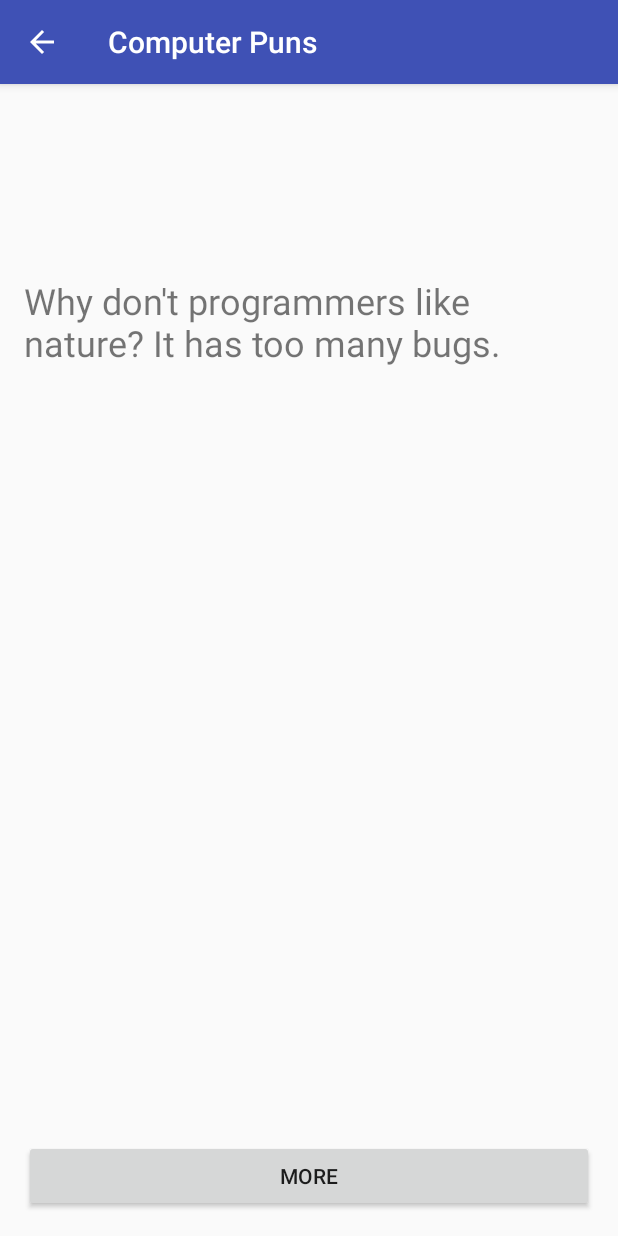
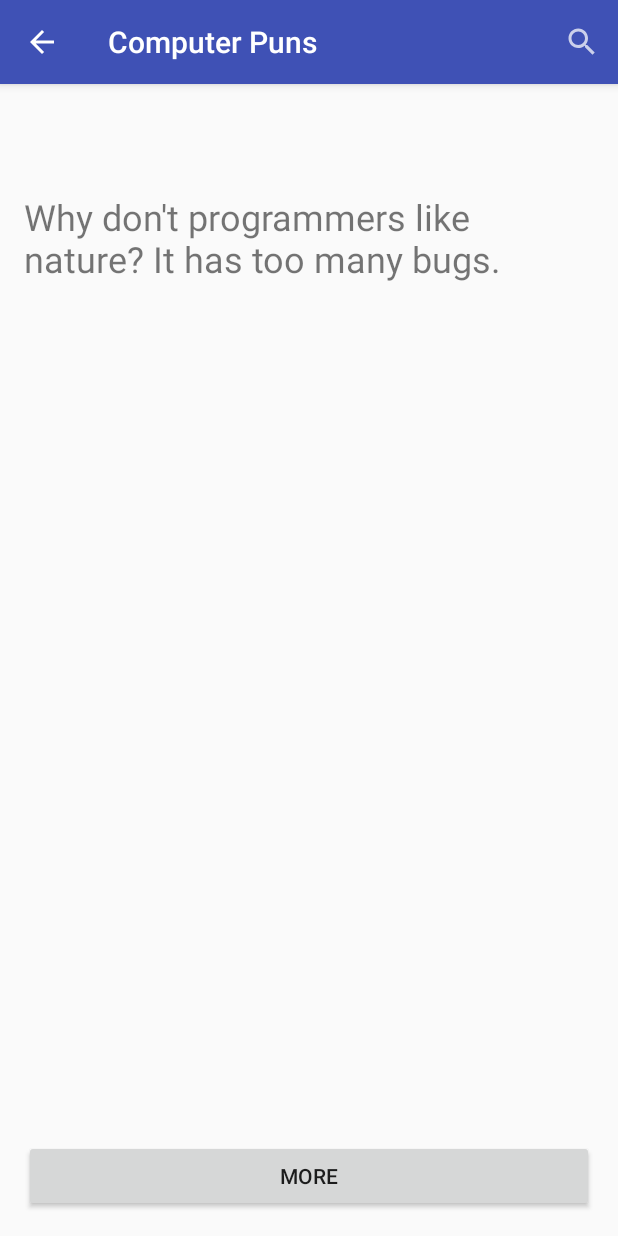
Before and after one commit to sinzianag/vanilla, an Android app: the screen it shows after launch (MainActivity), after a tap on "COMPUTER PUNS", on a phone screen of 412 x 824 dp. Run offline under Robolectric (Android 15) with nearby library versions, the phone set to English and light mode, and no system bars.

Commit message:
Adding search in the Toolbar

```diff
--- a/app/src/main/java/me/sinziana/vanilla/MainActivity.java
+++ b/app/src/main/java/me/sinziana/vanilla/MainActivity.java
@@ -1,8 +1,12 @@
 package me.sinziana.vanilla;
 
 import android.app.FragmentManager;
+import android.support.v4.view.MenuItemCompat;
 import android.support.v7.app.AppCompatActivity;
 import android.os.Bundle;
+import android.support.v7.widget.SearchView;
+import android.support.v7.widget.Toolbar;
+import android.view.Menu;
 import android.view.MenuItem;
 
 public class MainActivity extends AppCompatActivity {
@@ -11,6 +15,9 @@ public class MainActivity extends AppCompatActivity {
     protected void onCreate(Bundle savedInstanceState) {
         super.onCreate(savedInstanceState);
         setContentView(R.layout.activity_main);
+
+        Toolbar myToolbar = (Toolbar) findViewById(R.id.my_toolbar);
+        setSupportActionBar(myToolbar);
 
         if (findViewById(R.id.fragment_container) != null) {
 
@@ -42,6 +49,20 @@ public class MainActivity extends AppCompatActivity {
         }
     }
 
+    @Override
+    public boolean onCreateOptionsMenu(Menu menu) {
+        getMenuInflater().inflate(R.menu.search, menu);
+
+        MenuItem searchItem = menu.findItem(R.id.action_search);
+        SearchView searchView =
+                (SearchView) MenuItemCompat.getActionView(searchItem);
+
+        // TODO Configure the search info and add any event listeners...
+
+        return super.onCreateOptionsMenu(menu);
+    }
+
+
     private void handleBackStack() {
         FragmentManager fragmentManager = getFragmentManager();
         fragmentManager.addOnBackStackChangedListener(new FragmentManager.OnBackStackChangedListener() {
--- /dev/null
+++ b/app/src/main/res/drawable/ic_search_black_24dp.xml
@@ -0,0 +1,5 @@
+<vector android:alpha="0.73" android:height="24dp"
+    android:viewportHeight="24.0" android:viewportWidth="24.0"
+    android:width="24dp" xmlns:android="http://schemas.android.com/apk/res/android">
+    <path android:fillColor="#FFFFFF" android:pathData="M15.5,14h-0.79l-0.28,-0.27C15.41,12.59 16,11.11 16,9.5 16,5.91 13.09,3 9.5,3S3,5.91 3,9.5 5.91,16 9.5,16c1.61,0 3.09,-0.59 4.23,-1.57l0.27,0.28v0.79l5,4.99L20.49,19l-4.99,-5zM9.5,14C7.01,14 5,11.99 5,9.5S7.01,5 9.5,5 14,7.01 14,9.5 11.99,14 9.5,14z"/>
+</vector>
--- a/app/src/main/res/layout/activity_main.xml
+++ b/app/src/main/res/layout/activity_main.xml
@@ -1,7 +1,14 @@
 <FrameLayout xmlns:android="http://schemas.android.com/apk/res/android"
     android:id="@+id/fragment_container"
     android:layout_width="match_parent"
-    android:layout_height="match_parent"
-    android:theme="@android:style/Theme.WithActionBar">
+    android:layout_height="match_parent">
+
+    <android.support.v7.widget.Toolbar
+        android:id="@+id/my_toolbar"
+        android:layout_width="match_parent"
+        android:layout_height="?attr/actionBarSize"
+        android:background="?attr/colorPrimary"
+        android:elevation="4dp"
+        android:theme="@style/ToolBarStyle" />
 
 </FrameLayout>
--- /dev/null
+++ b/app/src/main/res/menu/search.xml
@@ -0,0 +1,16 @@
+<menu
+    xmlns:app="http://schemas.android.com/apk/res-auto"
+    xmlns:android="http://schemas.android.com/apk/res/android" >
+
+    <item android:id="@+id/action_search"
+        android:title="@string/search"
+        android:icon="@drawable/ic_search_black_24dp"
+        app:showAsAction="ifRoom|collapseActionView"
+        app:actionViewClass="android.support.v7.widget.SearchView" />
+
+    <!-- Settings, should always be in the overflow -->
+   <!-- <item android:id="@+id/action_settings"
+        android:title="@string/settings"
+        app:showAsAction="never"/> -->
+
+</menu>
--- a/app/src/main/res/values/colors.xml
+++ b/app/src/main/res/values/colors.xml
@@ -3,4 +3,5 @@
     <color name="colorPrimary">#3F51B5</color>
     <color name="colorPrimaryDark">#303F9F</color>
     <color name="colorAccent">#FF4081</color>
+    <color name="colorBackground">#FFFFFF</color>
 </resources>
--- a/app/src/main/res/values/strings.xml
+++ b/app/src/main/res/values/strings.xml
@@ -12,4 +12,8 @@
     <string name="battery_puns">Battery Puns</string>
 
     <string name="animal_puns">Animal Puns</string>
+
+    <string name="search">Search</string>
+
+    <string name="settings">Settings</string>
 </resources>
--- a/app/src/main/res/values/styles.xml
+++ b/app/src/main/res/values/styles.xml
@@ -1,11 +1,16 @@
 <resources>
 
     <!-- Base application theme. -->
-    <style name="AppTheme" parent="Theme.AppCompat.Light.DarkActionBar">
+    <style name="AppTheme" parent="Theme.AppCompat.Light.NoActionBar">
         <!-- Customize your theme here. -->
         <item name="colorPrimary">@color/colorPrimary</item>
         <item name="colorPrimaryDark">@color/colorPrimaryDark</item>
         <item name="colorAccent">@color/colorAccent</item>
     </style>
 
+    <style name="ToolBarStyle" parent="AppTheme">
+        <item name="android:textColorPrimary">@android:color/white</item>
+        <item name="android:textColorSecondary">@android:color/white</item>
+        <item name="actionMenuTextColor">@android:color/white</item>
+    </style>
 </resources>
```
